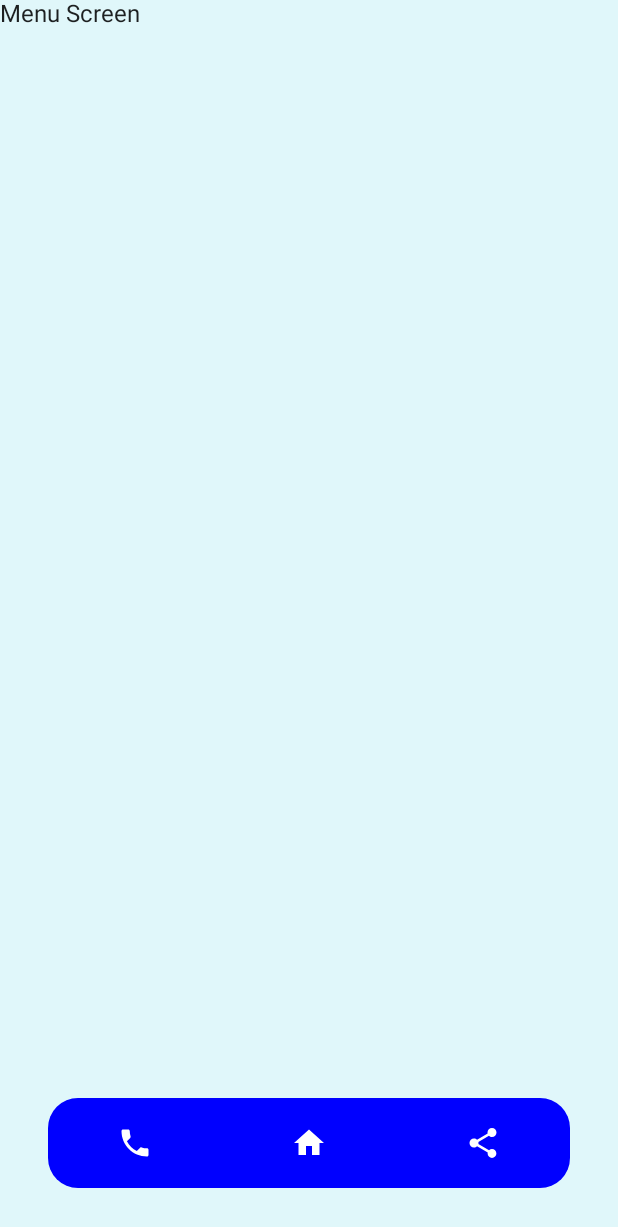
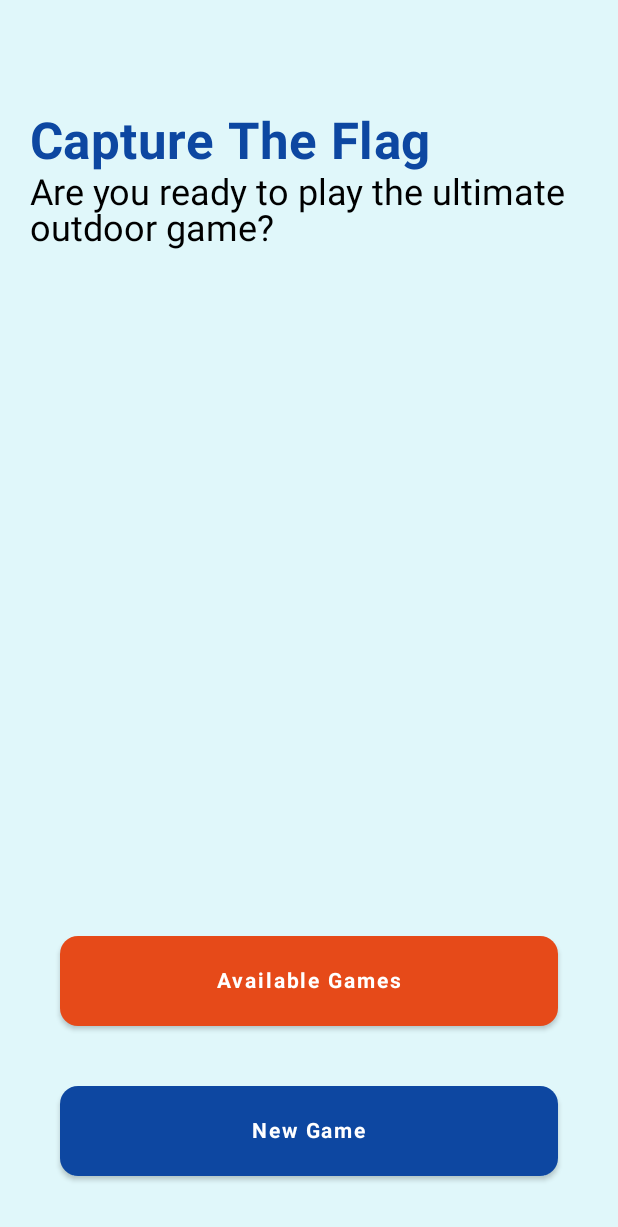
Before and after one commit to timlam9/CaptureTheFlag, an Android app built with Jetpack Compose: the screen it shows after launch once a user with an empty profile is signed in (MainActivity), on a phone screen of 412 x 824 dp. Shown: the top 1227 px of the screen. Run offline under Robolectric (Android 15) with nearby library versions, the phone set to English and light mode, and no system bars; our stand-ins replace Dagger/Hilt's generated code, Firebase (no records; nobody signed in at launch, a user with empty details on screens opened directly); network calls fail; 1 statement that could not run was skipped.

Commit message:
Introduce menu and create game screens

```diff
--- a/app/src/main/java/com/lamti/capturetheflag/presentation/ui/activity/MainActivity.kt
+++ b/app/src/main/java/com/lamti/capturetheflag/presentation/ui/activity/MainActivity.kt
@@ -12,14 +12,13 @@ import androidx.core.content.ContextCompat
 import androidx.core.splashscreen.SplashScreen.Companion.installSplashScreen
 import androidx.lifecycle.lifecycleScope
 import com.lamti.capturetheflag.R
-import com.lamti.capturetheflag.databinding.ActivityMainBinding
-import com.lamti.capturetheflag.presentation.arcore.helpers.FullScreenHelper
 import com.lamti.capturetheflag.data.location.service.LocationServiceCommand
 import com.lamti.capturetheflag.data.location.service.LocationServiceImpl
 import com.lamti.capturetheflag.data.location.service.LocationServiceImpl.Companion.SERVICE_COMMAND
 import com.lamti.capturetheflag.data.location.service.isLocationEnabledOrNot
 import com.lamti.capturetheflag.data.location.service.showAlertLocation
-import com.lamti.capturetheflag.presentation.ui.components.BottomNavigationView
+import com.lamti.capturetheflag.databinding.ActivityMainBinding
+import com.lamti.capturetheflag.presentation.arcore.helpers.FullScreenHelper
 import com.lamti.capturetheflag.presentation.ui.fragments.navigation.FragmentScreen
 import com.lamti.capturetheflag.presentation.ui.fragments.navigation.navigateToScreen
 import com.lamti.capturetheflag.presentation.ui.login.LoginActivity
@@ -44,7 +43,6 @@ class MainActivity : AppCompatActivity() {
         binding = ActivityMainBinding.inflate(layoutInflater)
         setContentView(binding.root)
 
-        setupUI()
         collectFlows()
         startLocationUpdates()
     }
@@ -71,16 +69,6 @@ class MainActivity : AppCompatActivity() {
     override fun onWindowFocusChanged(hasFocus: Boolean) {
         super.onWindowFocusChanged(hasFocus)
         FullScreenHelper.setFullScreenOnWindowFocusChanged(this, hasFocus)
-    }
-
-    private fun setupUI() = with(binding) {
-        bottomView.setContent {
-            BottomNavigationView(
-                onStatsClicked = { viewModel.onStatsClicked() },
-                onMapClicked = { viewModel.onMapClicked() },
-                onChatClicked = { viewModel.onChatClicked() }
-            )
-        }
     }
 
     private fun collectFlows() {
--- /dev/null
+++ b/app/src/main/java/com/lamti/capturetheflag/presentation/ui/components/MenuScreen.kt
@@ -0,0 +1,109 @@
+package com.lamti.capturetheflag.presentation.ui.components
+
+import androidx.compose.foundation.layout.Column
+import androidx.compose.foundation.layout.Spacer
+import androidx.compose.foundation.layout.fillMaxSize
+import androidx.compose.foundation.layout.fillMaxWidth
+import androidx.compose.foundation.layout.height
+import androidx.compose.foundation.layout.padding
+import androidx.compose.foundation.shape.CornerSize
+import androidx.compose.material.Button
+import androidx.compose.material.ButtonColors
+import androidx.compose.material.ButtonDefaults
+import androidx.compose.material.MaterialTheme
+import androidx.compose.material.Text
+import androidx.compose.runtime.Composable
+import androidx.compose.ui.Modifier
+import androidx.compose.ui.graphics.Color
+import androidx.compose.ui.graphics.Shape
+import androidx.compose.ui.res.stringResource
+import androidx.compose.ui.text.font.FontWeight
+import androidx.compose.ui.tooling.preview.Preview
+import androidx.compose.ui.unit.dp
+import com.lamti.capturetheflag.R
+import com.lamti.capturetheflag.utils.EMPTY
+
+@Composable
+fun MenuScreen(onNewGameClicked: () -> Unit, onAvailableGamesClicked: () -> Unit) {
+    Column(
+        modifier = Modifier
+            .fillMaxSize()
+            .padding(20.dp)
+    ) {
+        Spacer(modifier = Modifier.weight(0.25f))
+        Text(
+            text = stringResource(R.string.capture_the_flag),
+            style = MaterialTheme.typography.h4.copy(
+                color = MaterialTheme.colors.primaryVariant,
+                fontWeight = FontWeight.Bold
+            )
+        )
+        Text(
+            text = stringResource(R.string.are_you_ready_to_play),
+            style = MaterialTheme.typography.h5.copy(color = MaterialTheme.colors.onBackground)
+        )
+        Spacer(modifier = Modifier.weight(2f))
+        AvailableGamesButton(modifier = Modifier.padding(20.dp)) {
+            onAvailableGamesClicked()
+        }
+        NewGameButton(modifier = Modifier.padding(20.dp)) {
+            onNewGameClicked()
+        }
+    }
+}
+
+@Composable
+fun NewGameButton(modifier: Modifier = Modifier, onNewGameClicked: () -> Unit) {
+    DefaultButton(
+        modifier = modifier,
+        text = stringResource(R.string.new_game),
+        color = ButtonDefaults.buttonColors(backgroundColor = MaterialTheme.colors.primaryVariant)
+    ) {
+        onNewGameClicked()
+    }
+}
+
+@Composable
+fun AvailableGamesButton(modifier: Modifier = Modifier, onAvailableGamesClicked: () -> Unit) {
+    DefaultButton(
+        modifier = modifier,
+        text = stringResource(R.string.available_games),
+        color = ButtonDefaults.buttonColors(backgroundColor = MaterialTheme.colors.secondary)
+    ) {
+        onAvailableGamesClicked()
+    }
+}
+
+@Composable
+fun DefaultButton(
+    modifier: Modifier = Modifier,
+    text: String = EMPTY,
+    textColor: Color = Color.White,
+    color: ButtonColors = ButtonDefaults.buttonColors(backgroundColor = MaterialTheme.colors.primaryVariant),
+    shape: Shape = MaterialTheme.shapes.small.copy(CornerSize(20)),
+    onclick: () -> Unit
+) {
+    Button(
+        onClick = onclick,
+        modifier = modifier
+            .height(60.dp)
+            .fillMaxWidth(),
+        shape = shape,
+        colors = color
+    ) {
+        Text(
+            text = text,
+            style = MaterialTheme.typography.button.copy(
+                color = textColor,
+                fontWeight = FontWeight.Bold
+            )
+        )
+    }
+}
+
+
+@Preview
+@Composable
+fun MenuScreenPreview() {
+    MenuScreen({}, {})
+}
--- a/app/src/main/java/com/lamti/capturetheflag/presentation/ui/fragments/maps/MapFragment.kt
+++ b/app/src/main/java/com/lamti/capturetheflag/presentation/ui/fragments/maps/MapFragment.kt
@@ -19,6 +19,7 @@ import androidx.navigation.compose.rememberNavController
 import com.google.android.gms.maps.MapsInitializer
 import com.lamti.capturetheflag.R
 import com.lamti.capturetheflag.databinding.FragmentMapBinding
+import com.lamti.capturetheflag.presentation.ui.components.MenuScreen
 import com.lamti.capturetheflag.presentation.ui.components.map.MapScreen
 import com.lamti.capturetheflag.presentation.ui.style.CaptureTheFlagTheme
 import com.lamti.capturetheflag.utils.EMPTY
@@ -84,19 +85,22 @@ fun GameNavigation(viewModel: MapViewModel) {
         navController = navController,
         startDestination = viewModel.currentScreen.value.route,
     ) {
-        composable(route = Screen.Menu.route) { MenuScreen() }
+        composable(route = Screen.Menu.route) {
+            MenuScreen(
+                onNewGameClicked = {
+                    navController.navigate(Screen.CreateGame.route)
+                },
+                onAvailableGamesClicked = {}
+            )
+        }
         composable(route = Screen.Map.route) { MapScreen(viewModel = viewModel) }
+        composable(route = Screen.CreateGame.route) { CreateGameScreen(viewModel = viewModel) }
     }
 }
 
-@Composable
-fun MenuScreen() {
-    Text(text = "Menu Screen")
-}
-
-fun NavHostController.navigateTo(from: String = Screen.Menu.route, to: String = Screen.Map.route) {
-    navigate(from) {
-        popUpTo(to) {
+fun NavHostController.navigateToFrom(to: String, from: String) {
+    navigate(to) {
+        popUpTo(from) {
             inclusive = true
         }
     }
@@ -108,4 +112,13 @@ sealed class Screen(open val route: String = EMPTY) {
 
     object Menu : Screen("menu")
 
+    object CreateGame : Screen("create_game")
+
 }
+
+
+@ExperimentalCoroutinesApi
+@Composable
+fun CreateGameScreen(viewModel: MapViewModel) {
+    Text(text = "Create Game")
+}
--- a/app/src/main/java/com/lamti/capturetheflag/presentation/ui/fragments/maps/MapViewModel.kt
+++ b/app/src/main/java/com/lamti/capturetheflag/presentation/ui/fragments/maps/MapViewModel.kt
@@ -60,6 +60,7 @@ class MapViewModel @Inject constructor(
             val gameID = _player.value.gameDetails?.gameID ?: EMPTY
             _currentScreen.value = if (gameID.isEmpty()) Screen.Menu else Screen.Map
             observeGameState(gameID)
+            _stayInSplashScreen.value = false
         }.catch {
             Log.d("TAGARA", "Catch error")
         }.launchIn(viewModelScope)
@@ -71,7 +72,6 @@ class MapViewModel @Inject constructor(
             firestoreRepository.observeGameState(gameID).onEach { gameState ->
                 updateUiGameStateValue(gameState)
                 handleGameStateEvents(gameState)
-                _stayInSplashScreen.value = false
             }.launchIn(viewModelScope)
         }
     }
--- a/app/src/main/res/layout/activity_main.xml
+++ b/app/src/main/res/layout/activity_main.xml
@@ -15,13 +15,4 @@
         app:layout_constraintStart_toStartOf="parent"
         app:layout_constraintTop_toTopOf="parent" />
 
-    <androidx.compose.ui.platform.ComposeView
-        android:id="@+id/bottom_view"
-        android:layout_width="0dp"
-        android:layout_height="60dp"
-        android:layout_margin="32dp"
-        app:layout_constraintBottom_toBottomOf="parent"
-        app:layout_constraintEnd_toEndOf="parent"
-        app:layout_constraintStart_toStartOf="parent" />
-
 </androidx.constraintlayout.widget.ConstraintLayout>
--- a/app/src/main/res/values/strings.xml
+++ b/app/src/main/res/values/strings.xml
@@ -8,4 +8,8 @@
     <string name="ok">OK</string>
     <string name="title_activity_login">LoginActivity</string>
     <string name="logout">logout</string>
+    <string name="capture_the_flag">Capture The Flag</string>
+    <string name="are_you_ready_to_play">Are you ready to play the ultimate outdoor game?</string>
+    <string name="new_game">New Game</string>
+    <string name="available_games">Available Games</string>
 </resources>
```
